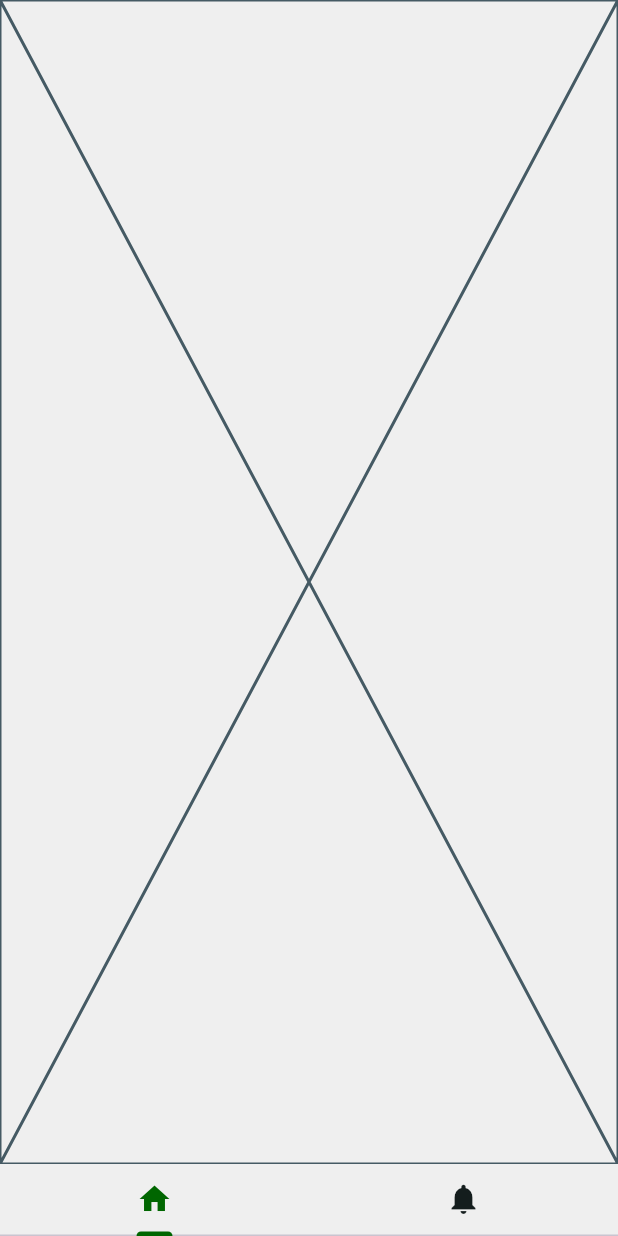
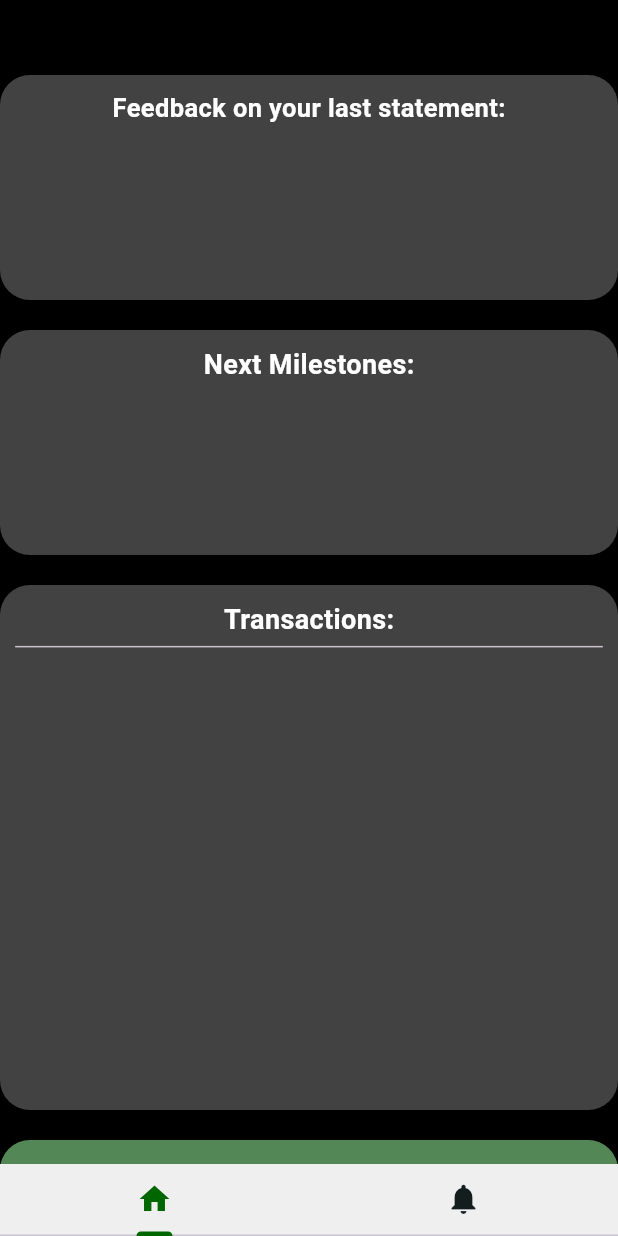
Before and after one commit to HarryLi-CA/Grass, a Flutter app: the PageViewer screen opened directly, on a phone screen of 412 x 824 dp. Run offline on Flutter 3.47's test engine with Material 3 defaults, Android fonts, the phone set to English and light mode, and no system bars.

Commit message:
home_page intialized

```diff
--- a/lib/home_page.dart
+++ b/lib/home_page.dart
@@ -1,10 +1,189 @@
 import 'package:flutter/material.dart';
 
 class HomePage extends StatelessWidget {
-  const HomePage({super.key});
+  const HomePage({Key? key}) : super(key: key);
 
-  @override
+@override
   Widget build(BuildContext context) {
-    return const Placeholder();
+    return SingleChildScrollView(
+    child: Container(
+      color: Colors.black,
+      child: Column(mainAxisSize: MainAxisSize.min, children: [
+        Divider(
+          height: 50,
+          color: Colors.black,
+        ),
+        Container(
+          padding: const EdgeInsets.all(10.1),
+          height: 150,
+          decoration: BoxDecoration(
+            color: Colors.grey.shade800,
+            borderRadius: const BorderRadius.all(Radius.circular(20)),
+          ),
+          child: Column(children: [
+            const Text(
+              'Feedback on your last statement:',
+              style: TextStyle(
+
+                  fontWeight: FontWeight.bold,
+                  fontSize: 17,
+                  color: Colors.white),
+            ),
+            Expanded(
+              child: ListView.separated(
+                itemCount: 5,
+                shrinkWrap: true,
+                itemBuilder: (context, index) {
+                  return null;
+                },
+                separatorBuilder: (BuildContext context, int index) {
+                  return Placeholder();
+                },
+              ),
+            ),
+          ]),
+        ),
+        Divider(
+          height: 20,
+          color: Colors.black,
+        ),
+        Container(
+          padding: const EdgeInsets.all(10.1),
+          height: 150,
+          decoration: BoxDecoration(
+            color: Colors.grey.shade800,
+            borderRadius: const BorderRadius.all(Radius.circular(20)),
+          ),
+          child: Column(children: [
+            const Text(
+              'Next Milestones:',
+              style: TextStyle(
+                  fontWeight: FontWeight.bold,
+                  fontSize: 18,
+                  color: Colors.white),
+            ),
+            Expanded(
+              child: ListView.separated(
+                itemCount: 5,
+                shrinkWrap: true,
+                itemBuilder: (context, index) {
+                  return null;
+                },
+                separatorBuilder: (BuildContext context, int index) {
+                  return Placeholder();
+                },
+              ),
+            ),
+          ]),
+        ),
+        Divider(
+          height: 20,
+          color: Colors.black,
+        ),
+        Container(
+          padding: const EdgeInsets.all(10.1),
+          height: 350,
+          decoration: BoxDecoration(
+            color: Colors.grey.shade800,
+            borderRadius: const BorderRadius.all(Radius.circular(20)),
+          ),
+          child: Column(mainAxisSize: MainAxisSize.min, children: [
+            const Text(
+              'Transactions:',
+              style: TextStyle(
+                  fontWeight: FontWeight.bold,
+                  fontSize: 18,
+                  color: Colors.white),
+            ),
+            Divider(
+          height: 10,
+        ),
+            Expanded(
+              child: ListView.separated(
+                itemCount: 5,
+                shrinkWrap: true,
+                itemBuilder: (context, index) {
+                  return null;
+                },
+                separatorBuilder: (BuildContext context, int index) {
+                  return Placeholder();
+                },
+              ),
+            ),
+          ]),
+        ),
+        Divider(
+          height: 20,
+          color: Colors.black,
+        ),
+        Container(
+          padding: const EdgeInsets.all(10.1),
+          height: 150,
+          decoration: const BoxDecoration(
+            color: Color.fromARGB(255, 83, 135, 86),
+            borderRadius: BorderRadius.all(Radius.circular(20)),
+          ),
+          child: Column(mainAxisSize: MainAxisSize.min, children: [
+            Text(
+              'Assests:',
+              style: TextStyle(
+                  fontWeight: FontWeight.bold,
+                  fontSize: 18,
+                  color: Colors.white),
+            ),
+            Expanded(
+              child: ListView.separated(
+                itemCount: 5,
+                shrinkWrap: true,
+                itemBuilder: (context, index) {
+                  return null;
+                },
+                separatorBuilder: (BuildContext context, int index) {
+                  return Placeholder();
+                },
+              ),
+            ),
+          ]),
+        ),
+        Divider(
+          height: 20,
+          color: Colors.black,
+        ),
+        Container(
+          padding: const EdgeInsets.all(10.1),
+          height: 150,
+          decoration: const BoxDecoration(
+            color: Color.fromARGB(255, 207, 135, 135),
+            borderRadius: BorderRadius.all(Radius.circular(20)),
+          ),
+          child: Column(mainAxisSize: MainAxisSize.min, children: [
+            Text(
+              'Liabilities:',
+              style: TextStyle(
+                  fontWeight: FontWeight.bold,
+                  fontSize: 18,
+                  color: Colors.red.shade900),
+            ),
+            Expanded(
+              child: ListView.separated(
+                itemCount: 5,
+                shrinkWrap: true,
+                itemBuilder: (context, index) {
+                  return null;
+                },
+                separatorBuilder: (BuildContext context, int index) {
+                  return Placeholder();
+                },
+              ),
+            ),
+          ]),
+        ),
+        Divider(
+          height: 20,
+          color: Colors.black,
+        ),
+      ]),
+    )
+    );
   }
 }
--- a/lib/main.dart
+++ b/lib/main.dart
@@ -1,4 +1,5 @@
 import 'package:flutter/material.dart';
+import 'package:grass/page_viewer.dart';
 
 void main() {
   runApp(const MainApp());
@@ -10,11 +11,13 @@ class MainApp extends StatelessWidget {
   @override
   Widget build(BuildContext context) {
     return const MaterialApp(
-      home: Scaffold(
-        body: Center(
-          child: Text('Hello World!'),
-        ),
-      ),
+      title: 'Grass',
+      color: Colors.black,
+
+      home: PageViewer()
+
+
+
     );
   }
 }
```
Also changed, not shown: lib/page_viewer.dart (line endings or trailing spaces), pubspec.lock, 2 other files.
